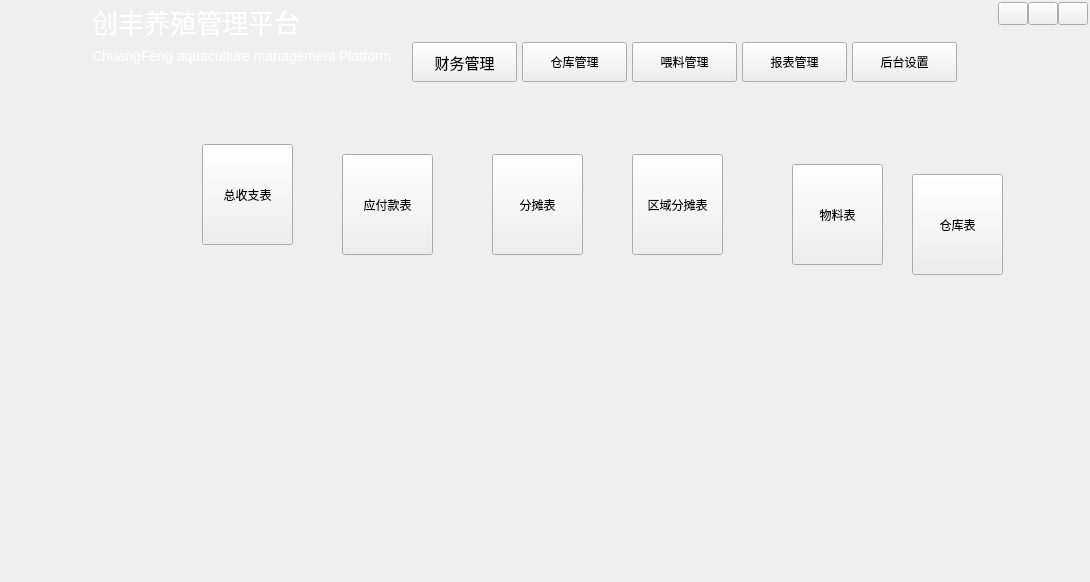
This is ChuangfengDesktop/ChuangfengDesktop.ui in asdlei99/chuangfengdesktop as Qt 5 draws it before an edit. The edited form follows.
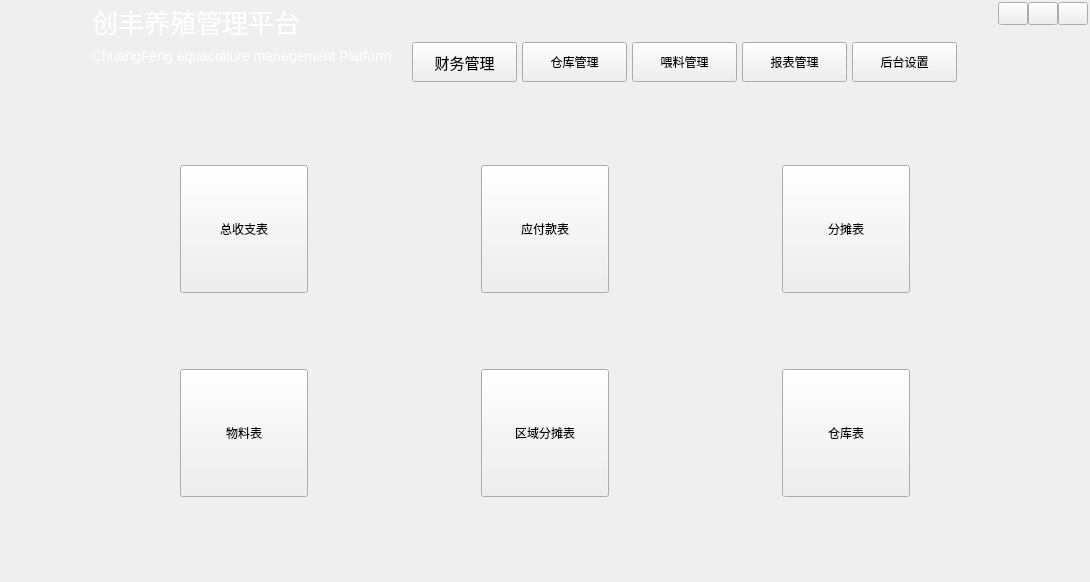
This is the edited form. The open tabs and pages were chosen to show the change. Icons and pictures are not drawn. Custom widgets are drawn as their Qt base class.

Commit message: 完善功能

Diff of the .ui file:
```diff
--- a/ChuangfengDesktop/ChuangfengDesktop.ui
+++ b/ChuangfengDesktop/ChuangfengDesktop.ui
@@ -413,84 +413,138 @@
        </widget>
        <widget class="QWidget" name="page_3"/>
        <widget class="QWidget" name="page_4">
-        <widget class="QPushButton" name="TotalReport_btn">
-         <property name="geometry">
-          <rect>
-           <x>200</x>
-           <y>60</y>
-           <width>91</width>
-           <height>101</height>
-          </rect>
-         </property>
-         <property name="text">
-          <string>总收支表</string>
-         </property>
-        </widget>
-        <widget class="QPushButton" name="NoPayReport_btn">
-         <property name="geometry">
-          <rect>
-           <x>340</x>
-           <y>70</y>
-           <width>91</width>
-           <height>101</height>
-          </rect>
-         </property>
-         <property name="text">
-          <string>应付款表</string>
-         </property>
-        </widget>
-        <widget class="QPushButton" name="ShareReport_btn">
-         <property name="geometry">
-          <rect>
-           <x>490</x>
-           <y>70</y>
-           <width>91</width>
-           <height>101</height>
-          </rect>
-         </property>
-         <property name="text">
-          <string>分摊表</string>
-         </property>
-        </widget>
-        <widget class="QPushButton" name="ShareDetail_btn">
-         <property name="geometry">
-          <rect>
-           <x>630</x>
-           <y>70</y>
-           <width>91</width>
-           <height>101</height>
-          </rect>
-         </property>
-         <property name="text">
-          <string>区域分摊表</string>
-         </property>
-        </widget>
-        <widget class="QPushButton" name="MaterielReport_btn">
-         <property name="geometry">
-          <rect>
-           <x>790</x>
-           <y>80</y>
-           <width>91</width>
-           <height>101</height>
-          </rect>
-         </property>
-         <property name="text">
-          <string>物料表</string>
-         </property>
-        </widget>
-        <widget class="QPushButton" name="StoreReport_btn">
-         <property name="geometry">
-          <rect>
-           <x>910</x>
-           <y>90</y>
-           <width>91</width>
-           <height>101</height>
-          </rect>
-         </property>
-         <property name="text">
-          <string>仓库表</string>
-         </property>
-        </widget>
+        <layout class="QGridLayout" name="gridLayout_2">
+         <item row="0" column="0">
+          <spacer name="horizontalSpacer_13">
+           <property name="orientation">
+            <enum>Qt::Horizontal</enum>
+           </property>
+           <property name="sizeHint" stdset="0">
+            <size>
+             <width>40</width>
+             <height>20</height>
+            </size>
+           </property>
+          </spacer>
+         </item>
+         <item row="0" column="4">
+          <widget class="QPushButton" name="TotalReport_btn">
+           <property name="minimumSize">
+            <size>
+             <width>128</width>
+             <height>128</height>
+            </size>
+           </property>
+           <property name="text">
+            <string>总收支表</string>
+           </property>
+          </widget>
+         </item>
+         <item row="2" column="7">
+          <widget class="QPushButton" name="ShareDetail_btn">
+           <property name="minimumSize">
+            <size>
+             <width>128</width>
+             <height>128</height>
+            </size>
+           </property>
+           <property name="text">
+            <string>区域分摊表</string>
+           </property>
+          </widget>
+         </item>
+         <item row="0" column="10">
+          <spacer name="horizontalSpacer_16">
+           <property name="orientation">
+            <enum>Qt::Horizontal</enum>
+           </property>
+           <property name="sizeHint" stdset="0">
+            <size>
+             <width>40</width>
+             <height>20</height>
+            </size>
+           </property>
+          </spacer>
+         </item>
+         <item row="0" column="8">
+          <spacer name="horizontalSpacer_15">
+           <property name="orientation">
+            <enum>Qt::Horizontal</enum>
+           </property>
+           <property name="sizeHint" stdset="0">
+            <size>
+             <width>40</width>
+             <height>20</height>
+            </size>
+           </property>
+          </spacer>
+         </item>
+         <item row="0" column="5">
+          <spacer name="horizontalSpacer_14">
+           <property name="orientation">
+            <enum>Qt::Horizontal</enum>
+           </property>
+           <property name="sizeHint" stdset="0">
+            <size>
+             <width>40</width>
+             <height>20</height>
+            </size>
+           </property>
+          </spacer>
+         </item>
+         <item row="2" column="9">
+          <widget class="QPushButton" name="StoreReport_btn">
+           <property name="minimumSize">
+            <size>
+             <width>128</width>
+             <height>128</height>
+            </size>
+           </property>
+           <property name="text">
+            <string>仓库表</string>
+           </property>
+          </widget>
+         </item>
+         <item row="2" column="4">
+          <widget class="QPushButton" name="MaterielReport_btn">
+           <property name="minimumSize">
+            <size>
+             <width>128</width>
+             <height>128</height>
+            </size>
+           </property>
+           <property name="text">
+            <string>物料表</string>
+           </property>
+          </widget>
+         </item>
+         <item row="0" column="9">
+          <widget class="QPushButton" name="ShareReport_btn">
+           <property name="minimumSize">
+            <size>
+             <width>128</width>
+             <height>128</height>
+            </size>
+           </property>
+           <property name="text">
+            <string>分摊表</string>
+           </property>
+          </widget>
+         </item>
+         <item row="0" column="7">
+          <widget class="QPushButton" name="NoPayReport_btn">
+           <property name="minimumSize">
+            <size>
+             <width>128</width>
+             <height>128</height>
+            </size>
+           </property>
+           <property name="text">
+            <string>应付款表</string>
+           </property>
+          </widget>
+         </item>
+        </layout>
        </widget>
        <widget class="QWidget" name="page_5">
         <layout class="QHBoxLayout" name="horizontalLayout_9">
```
Left out of the diff: 375 changed lines with no effect on the pictures. The commit also changes 1 other file.
